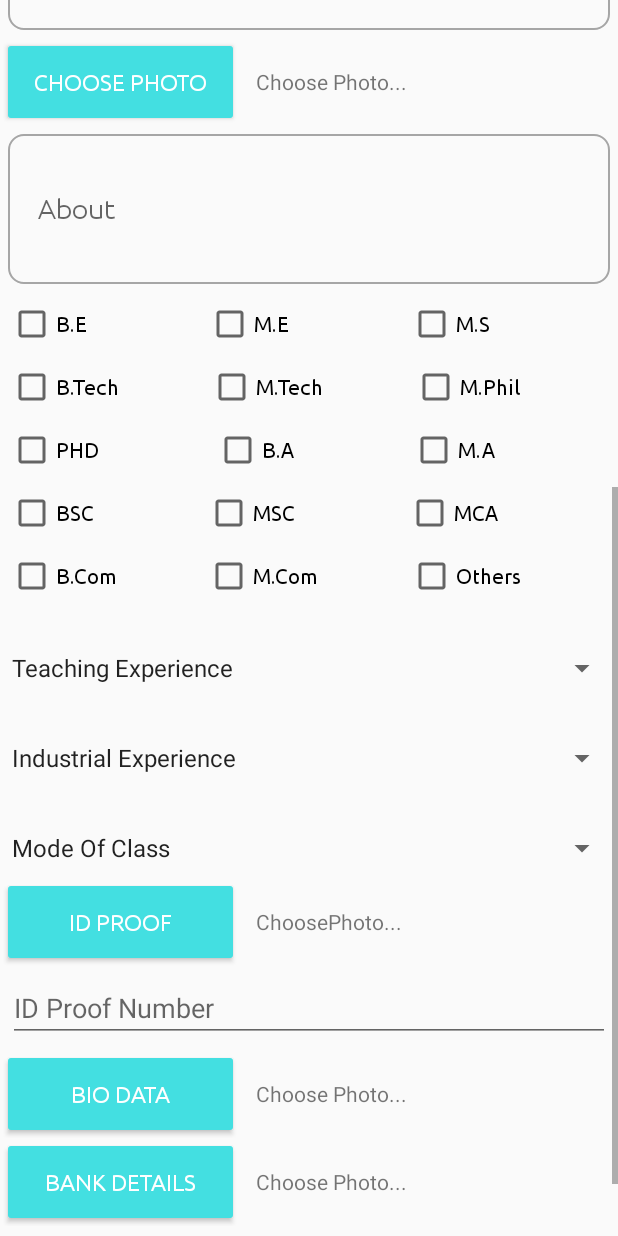
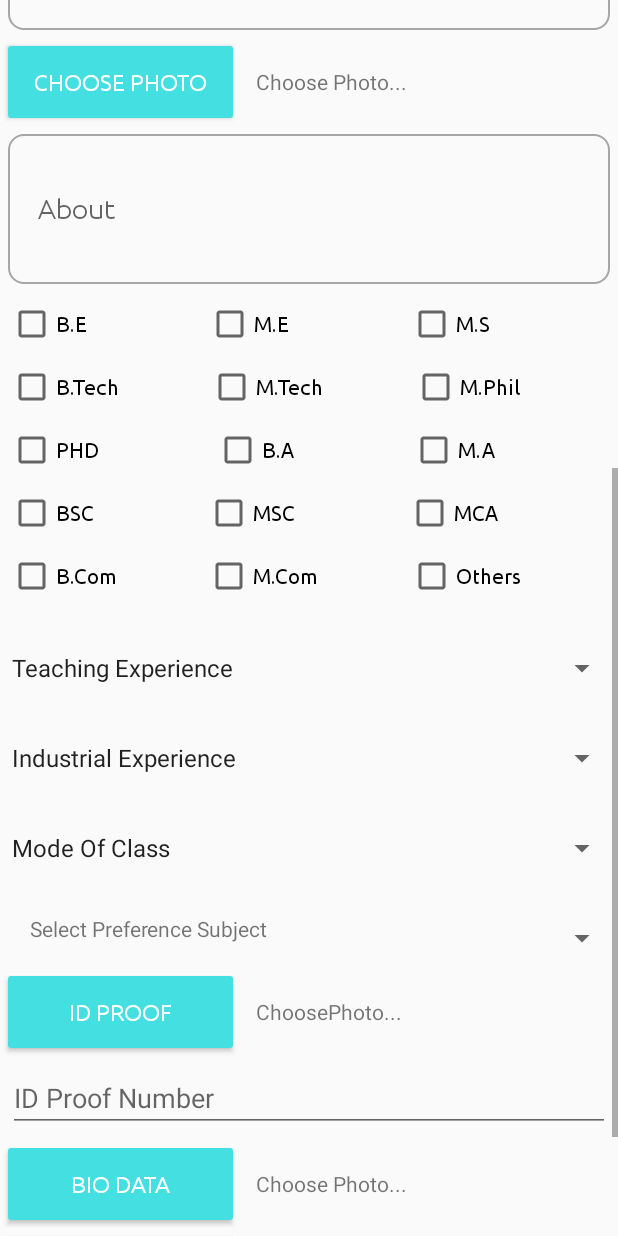
Before and after one commit to SaravanaMurale/TnqGuru, an Android app: the fragment SchoolFacRegFragment placed in its activity, scrolled down 576 dp, on a phone screen of 412 x 824 dp. Run offline under Robolectric (Android 15) with nearby library versions, the phone set to English and light mode, and no system bars.

Commit message:
School Fac Reg UI Commit

```diff
--- /dev/null
+++ b/app/src/main/java/com/tech/tnqguru/common/MyAdapter.java
@@ -0,0 +1,120 @@
+package com.tech.tnqguru.common;
+
+import android.content.Context;
+import android.util.Log;
+import android.view.LayoutInflater;
+import android.view.View;
+import android.view.ViewGroup;
+import android.widget.ArrayAdapter;
+import android.widget.CheckBox;
+import android.widget.CompoundButton;
+import android.widget.TextView;
+import android.widget.Toast;
+
+import com.tech.tnqguru.R;
+import com.tech.tnqguru.modelrequest.SpinAdapter;
+
+import java.util.ArrayList;
+import java.util.List;
+
+public class MyAdapter extends ArrayAdapter<SpinAdapter> {
+
+    private Context mContext;
+    private ArrayList<SpinAdapter> listState;
+    private MyAdapter myAdapter;
+    private boolean isFromView = false;
+    ArrayList selectedItems = new ArrayList();
+
+    SpinnerCheckBoxSelectedListener spinnerCheckBoxSelectedListener;
+
+    public interface SpinnerCheckBoxSelectedListener{
+        public void selectSpinnerCheckBox(String item);
+    }
+
+
+    public MyAdapter(Context context, int resource, List<SpinAdapter> objects, SpinnerCheckBoxSelectedListener spinnerCheckBoxSelectedListener) {
+        super(context, resource, objects);
+        this.mContext = context;
+        this.listState = (ArrayList<SpinAdapter>) objects;
+        this.myAdapter = this;
+        this.spinnerCheckBoxSelectedListener=spinnerCheckBoxSelectedListener;
+    }
+
+    @Override
+    public View getDropDownView(int position, View convertView,
+                                ViewGroup parent) {
+        return getCustomView(position, convertView, parent);
+    }
+
+    @Override
+    public View getView(int position, View convertView, ViewGroup parent) {
+        return getCustomView(position, convertView, parent);
+    }
+
+    public View getCustomView(final int position, View convertView,
+                              ViewGroup parent) {
+
+        final ViewHolder holder;
+        if (convertView == null) {
+            LayoutInflater layoutInflator = LayoutInflater.from(mContext);
+            convertView = layoutInflator.inflate(R.layout.spinner_item, null);
+            holder = new ViewHolder();
+            holder.mTextView = (TextView) convertView
+                    .findViewById(R.id.text);
+            holder.mCheckBox = (CheckBox) convertView
+                    .findViewById(R.id.checkbox);
+            convertView.setTag(holder);
+        } else {
+            holder = (ViewHolder) convertView.getTag();
+        }
+
+        holder.mTextView.setText(listState.get(position).getTitle());
+
+        // To check weather checked event fire from getview() or user input
+        isFromView = true;
+        holder.mCheckBox.setChecked(listState.get(position).isSelected());
+        isFromView = false;
+
+        if ((position == 0)) {
+            holder.mCheckBox.setVisibility(View.INVISIBLE);
+        } else {
+            holder.mCheckBox.setVisibility(View.VISIBLE);
+        }
+
+        holder.mCheckBox.setTag(position);
+
+        holder.mCheckBox.setOnCheckedChangeListener(new CompoundButton.OnCheckedChangeListener() {
+
+            @Override
+            public void onCheckedChanged(CompoundButton buttonView, boolean isChecked) {
+                int getPosition = (Integer) buttonView.getTag();
+
+                Log.d("Adapter","Buttonview   " + getPosition);
+
+                if (!isFromView) {
+                    listState.get(position).setSelected(isChecked);
+                    if(listState.get(position).isSelected()){
+                        Toast.makeText(getContext(),"Selected value " + listState.get(position).getTitle(), Toast.LENGTH_LONG).show();
+                        spinnerCheckBoxSelectedListener.selectSpinnerCheckBox(listState.get(position).getTitle());
+                    }
+
+
+
+
+                }
+            }
+
+        });
+
+
+
+
+
+        return convertView;
+    }
+
+    private class ViewHolder {
+        private TextView mTextView;
+        private CheckBox mCheckBox;
+    }
+}
--- a/app/src/main/java/com/tech/tnqguru/common/SchoolFacRegFragment.java
+++ b/app/src/main/java/com/tech/tnqguru/common/SchoolFacRegFragment.java
@@ -23,9 +23,11 @@ import androidx.annotation.Nullable;
 import androidx.fragment.app.Fragment;
 
 import com.tech.tnqguru.R;
+import com.tech.tnqguru.modelrequest.SpinAdapter;
 import com.tech.tnqguru.modelresponse.BaseResponseDTO;
 import com.tech.tnqguru.retrofit.ApiClient;
 import com.tech.tnqguru.retrofit.ApiInterface;
+import com.tech.tnqguru.utils.AppConstant;
 
 import java.io.ByteArrayOutputStream;
 import java.io.File;
@@ -44,12 +46,12 @@ import retrofit2.Response;
 import static android.app.Activity.RESULT_OK;
 import static com.tech.tnqguru.utils.AppConstant.IMG_REQUEST;
 
-public class SchoolFacRegFragment extends Fragment implements AdapterView.OnItemSelectedListener {
+public class SchoolFacRegFragment extends Fragment implements AdapterView.OnItemSelectedListener, MyAdapter.SpinnerCheckBoxSelectedListener {
 
 
     private EditText scholFacNameEdit,scholFacMobileEdit,scholFacAddressEdit,scholFacPincodeEdit,scholFacEmailEdit,scholFacAboutEdit,scholFacIdProofNumberEdit,scholFacPasswordEdit;
 
-    private Spinner spinnerSchoLevelInput, spinnerCountryInput,spinnerTotalExpInput,spinnerIndusExpInput,spinnerModeOfClassInput,spinnerPreSubjectInput;
+    private Spinner spinnerSchoLevelInput, spinnerCountryInput,spinnerTotalExpInput,spinnerIndusExpInput,spinnerModeOfClassInput,spinnerScholPreSub;
 
     private String spnScholFacSelectColg,spnScholFacSelectCountry,spnScholFacTechExp,spnScholFacIndusExp,spnScholFacModeOfClass;
 
@@ -65,6 +67,7 @@ public class SchoolFacRegFragment extends Fragment implements AdapterView.OnItem
 
     private CheckBox cbBE,cbME,cbMS,cbBtech,cbMtech,cbMphil,cbPhd,cbBA,cbMA,cbBSC,cbMSC,cbMCA,cbBcom,cbMcom,cbOthers;
     private ArrayList<String> cbList;
+    private String preferredSubject;
 
 
     @Nullable
@@ -81,6 +84,7 @@ public class SchoolFacRegFragment extends Fragment implements AdapterView.OnItem
     private void initView(View view) {
 
         setView(view);
+
 
         cbList=new ArrayList<>();
 
@@ -292,10 +296,27 @@ public class SchoolFacRegFragment extends Fragment implements AdapterView.OnItem
         spinnerModeOfClassInput.setAdapter(arrayAdapterModeOfClass);
         spinnerModeOfClassInput.setOnItemSelectedListener(this);
 
-        /*ArrayAdapter<CharSequence> arrayAdapterPreSubject=ArrayAdapter.createFromResource(getActivity(),R.array.pre_sub,android.R.layout.simple_spinner_item);
-        arrayAdapterPreSubject.setDropDownViewResource(android.R.layout.simple_spinner_dropdown_item);
-        spinnerPreSubjectInput.setAdapter(arrayAdapterTotalExp);
-        spinnerPreSubjectInput.setOnItemSelectedListener(this);*/
+        List<SpinAdapter> listVOs=new ArrayList<>();
+
+        List<String> getPreSubName= AppConstant.getPrferredSubject();
+
+        for (int i = 0; i < getPreSubName.size(); i++) {
+            SpinAdapter stateVO = new SpinAdapter();
+            stateVO.setTitle(getPreSubName.get(i));
+            stateVO.setSelected(false);
+            listVOs.add(stateVO);
+        }
+
+        MyAdapter myAdapter = new MyAdapter(getActivity(), 0, listVOs, SchoolFacRegFragment.this);
+        spinnerScholPreSub.setAdapter(myAdapter);
+
+        /*ArrayAdapter<String> adapter =
+                new ArrayAdapter<String>(getActivity(), android.R.layout.simple_spinner_dropdown_item, getPreSubName);
+        adapter.setDropDownViewResource(android.R.layout.simple_spinner_dropdown_item);
+
+        spinnerScholPreSub.setAdapter(adapter);
+        spinnerScholPreSub.setOnItemSelectedListener(this);*/
+
 
 
 
@@ -371,7 +392,7 @@ public class SchoolFacRegFragment extends Fragment implements AdapterView.OnItem
                 spnScholFacSelectCountry,
                 scholFacAddress,
                 scholFacPincode,
-                "B.Tech",
+                preferredSubject,
                 spnScholFacTechExp,
                 spnScholFacModeOfClass,
                 "BioData",
@@ -562,7 +583,7 @@ public class SchoolFacRegFragment extends Fragment implements AdapterView.OnItem
         spinnerTotalExpInput=(Spinner)view.findViewById(R.id.spinnerScholTotalExp);
         spinnerIndusExpInput=(Spinner)view.findViewById(R.id.spinnerScholIndusExp);
         spinnerModeOfClassInput=(Spinner)view.findViewById(R.id.spinnerScholmodeOfClass);
-        //spinnerPreSubject=(Spinner)view.findViewById(R.id.preSubject);
+        spinnerScholPreSub=(Spinner)view.findViewById(R.id.spinnerScholPreSub);
 
         /*uploadFile=(Button)view.findViewById(R.id.uploadFile);*/
         uploadImage=(Button)view.findViewById(R.id.scholFacBankDetails);
@@ -596,4 +617,13 @@ public class SchoolFacRegFragment extends Fragment implements AdapterView.OnItem
         btnScholFacReg=(Button)view.findViewById(R.id.btnScholFacReg);
 
     }
+
+    @Override
+    public void selectSpinnerCheckBox(String item) {
+
+        preferredSubject=item;
+
+        System.out.println("SelectedPreferenceValued"+item);
+
+    }
 }
--- /dev/null
+++ b/app/src/main/java/com/tech/tnqguru/modelrequest/SpinAdapter.java
@@ -0,0 +1,26 @@
+package com.tech.tnqguru.modelrequest;
+
+public class SpinAdapter {
+
+    private String title;
+    private boolean selected;
+
+    public String getTitle() {
+        return title;
+    }
+
+    public void setTitle(String title) {
+        this.title = title;
+    }
+
+    public boolean isSelected() {
+        return selected;
+    }
+
+    public void setSelected(boolean selected) {
+        this.selected = selected;
+    }
+
+
+
+}
--- a/app/src/main/java/com/tech/tnqguru/utils/AppConstant.java
+++ b/app/src/main/java/com/tech/tnqguru/utils/AppConstant.java
@@ -1,4 +1,7 @@
 package com.tech.tnqguru.utils;
+
+import java.util.ArrayList;
+import java.util.List;
 
 public class AppConstant {
 
@@ -6,4 +9,28 @@ public class AppConstant {
     public  static   int IMG_REQUEST = 21;
 
     public static final String DOMAIN="https://api.tnqguru.com/";
+
+    public static List<String>   getPrferredSubject(){
+
+        List<String> preferredSub=new ArrayList<>();
+        preferredSub.add("Select Preference Subject");
+        preferredSub.add("Mathematics");
+        preferredSub.add("Science");
+        preferredSub.add("Social Science");
+        preferredSub.add("Phycis");
+        preferredSub.add("Chemistry");
+        preferredSub.add("Biology");
+        preferredSub.add("Zoology");
+        preferredSub.add("Accountancy");
+        preferredSub.add("Computer Science");
+        preferredSub.add("Commerce");
+        preferredSub.add("Economies");
+        preferredSub.add("English");
+        preferredSub.add("French");
+
+        return preferredSub;
+
+    }
+
+
 }
--- a/app/src/main/res/layout/layout_school_fac_registration.xml
+++ b/app/src/main/res/layout/layout_school_fac_registration.xml
@@ -212,6 +212,14 @@
         android:layout_marginTop="@dimen/twenty_dp"
         />
 
+        <Spinner
+            android:id="@+id/spinnerScholPreSub"
+            android:layout_width="match_parent"
+            android:layout_height="@dimen/forty_dp"
+            android:layout_below="@+id/spinnerScholIndusExp"
+            android:layout_marginTop="@dimen/twenty_dp"
+            />
+
         <RelativeLayout
             android:layout_width="match_parent"
             android:layout_height="wrap_content"
--- /dev/null
+++ b/app/src/main/res/layout/spinner_item.xml
@@ -0,0 +1,20 @@
+<?xml version="1.0" encoding="utf-8"?>
+<RelativeLayout xmlns:android="http://schemas.android.com/apk/res/android"
+    android:layout_width="match_parent" android:layout_height="match_parent">
+
+    <TextView
+        android:id="@+id/text"
+        android:layout_width="match_parent"
+        android:layout_height="wrap_content"
+        android:layout_marginLeft="20dp"
+        android:text="text"
+        android:textAlignment="gravity" />
+
+    <CheckBox
+        android:id="@+id/checkbox"
+        android:layout_width="wrap_content"
+        android:layout_height="wrap_content"
+        android:layout_alignParentEnd="true"
+        android:layout_alignParentRight="true" />
+
+</RelativeLayout>
```
